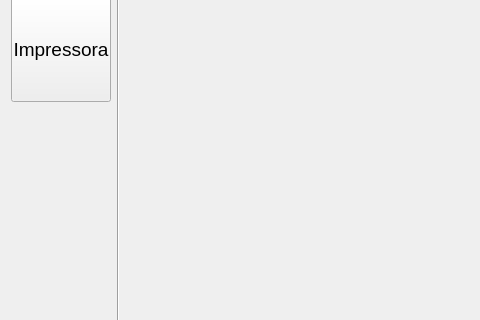
Before: the Qt Designer form LDFV2/interface/formprocess.ui in Masipack/LDV, drawn with Qt 5; both pictures show x 0 to 480 and y 246 to 566 of the 1280 by 800 pixel window.
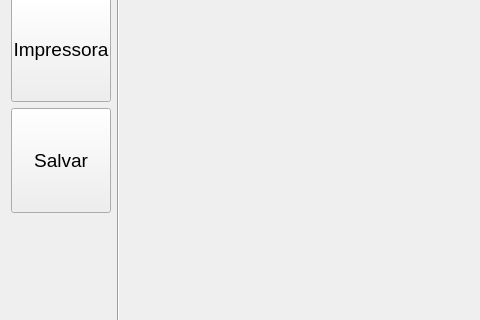
After: the same form once the commit is applied. Icons and pictures are not drawn. Custom widgets are drawn as their Qt base class.

Patch:
```diff
--- a/LDFV2/interface/formprocess.ui
+++ b/LDFV2/interface/formprocess.ui
@@ -159,6 +159,53 @@
        </property>
       </widget>
      </item>
+     <item>
+      <widget class="ButtonBeR" name="btn_save">
+       <property name="minimumSize">
+        <size>
+         <width>100</width>
+         <height>105</height>
+        </size>
+       </property>
+       <property name="maximumSize">
+        <size>
+         <width>100</width>
+         <height>105</height>
+        </size>
+       </property>
+       <property name="font">
+        <font>
+         <pointsize>14</pointsize>
+         <weight>50</weight>
+         <bold>false</bold>
+        </font>
+       </property>
+       <property name="text">
+        <string>Salvar</string>
+       </property>
+       <property name="icon">
+        <iconset resource="../res/icons.qrc">
+         <normaloff>:/icons/MD-disc-3-5.png</normaloff>:/icons/MD-disc-3-5.png</iconset>
+       </property>
+       <property name="iconSize">
+        <size>
+         <width>32</width>
+         <height>32</height>
+        </size>
+       </property>
+       <property name="bgIcon">
+        <iconset resource="../res/icons.qrc">
+         <normaloff>:/icons/bt-blank.png</normaloff>
+         <normalon>:/icons/bt-blank_pressed.png</normalon>:/icons/bt-blank.png</iconset>
+       </property>
+       <property name="bgIconSize">
+        <size>
+         <width>80</width>
+         <height>80</height>
+        </size>
+       </property>
+      </widget>
+     </item>
      <item>
       <spacer name="verticalSpacer">
        <property name="orientation">
```
